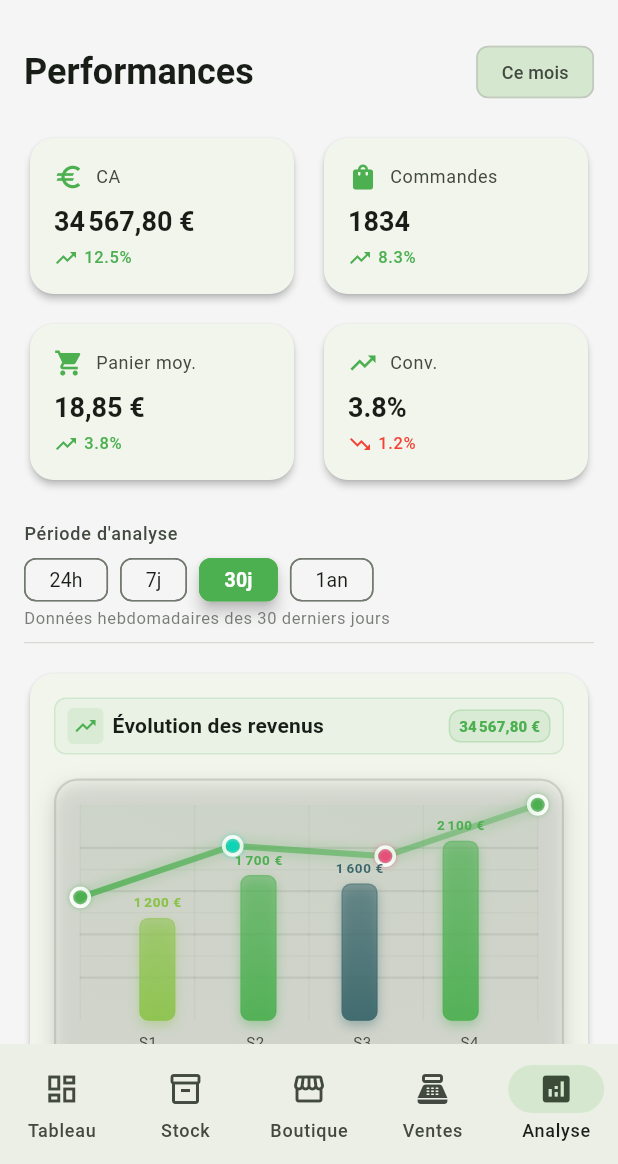
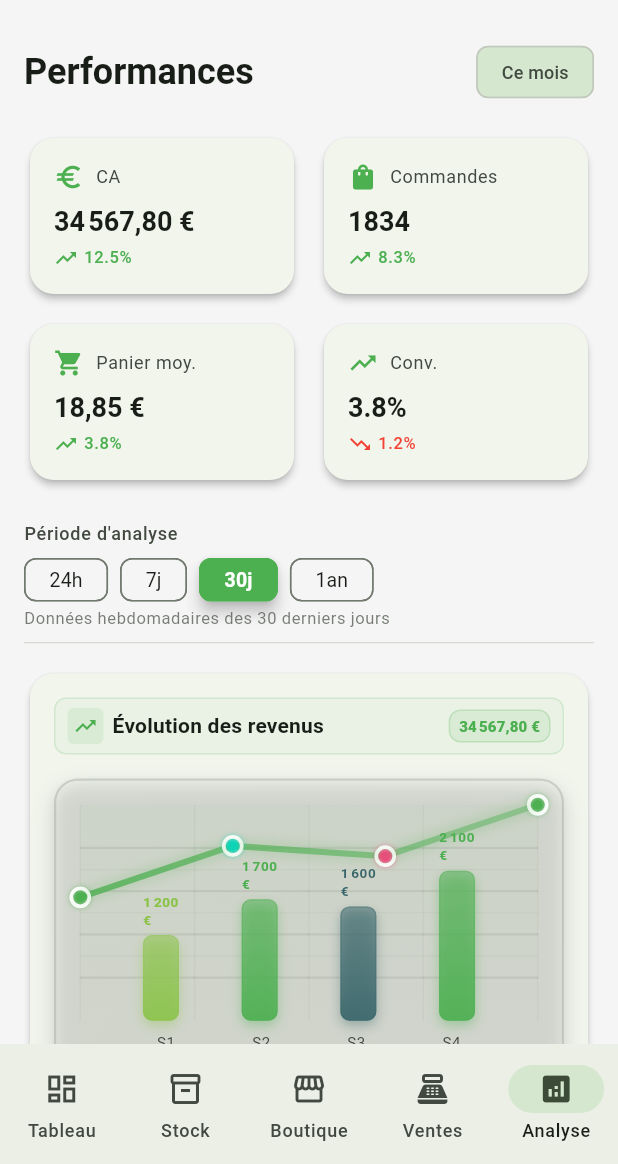
Before and after one commit to SIDIKICONDE/EcoPlates, a Flutter app: the MerchantAnalyticsPage screen opened by its route, after a tap on "24h", after a tap on "7j", after a tap on "30j", on a phone screen of 412 x 824 dp, the part 72-1236 px from its top. Run offline on Flutter 3.47's test engine with Material 3 defaults, Android fonts, the phone set to English and light mode, and no system bars; our stand-ins replace cached_network_image, connectivity_plus, csv, dartz, dio, equatable and 16 more; accounts and stored records are empty; network calls fail.

Commit message:
fix: resolve various linting errors in analytics widgets
- Fix conditional expression in analytics header
- Remove unnecessary toDouble() calls in analytics provider
- Fix SemanticsService import and unawaited usage
- Resolve merchant card property access errors
- Remove extraneous brackets in charts section

```diff
--- a/lib/presentation/widgets/analytics/analytics_header.dart
+++ b/lib/presentation/widgets/analytics/analytics_header.dart
@@ -209,6 +209,7 @@ class AnalyticsHeader extends ConsumerWidget {
                       fontSize: 12,
                     ),
                     overflow: TextOverflow.ellipsis,
+                    maxLines: 1,
                   ),
                 ),
               ],
@@ -216,11 +217,15 @@ class AnalyticsHeader extends ConsumerWidget {
 
             const SizedBox(height: 8),
 
-            Text(
-              value,
-              style: theme.textTheme.headlineSmall?.copyWith(
-                fontWeight: FontWeight.bold,
-                fontSize: 18,
+            FittedBox(
+              fit: BoxFit.scaleDown,
+              alignment: Alignment.centerLeft,
+              child: Text(
+                value,
+                style: theme.textTheme.headlineSmall?.copyWith(
+                  fontWeight: FontWeight.bold,
+                  fontSize: 18,
+                ),
               ),
             ),
 
--- a/lib/presentation/widgets/analytics/charts/constants.dart
+++ b/lib/presentation/widgets/analytics/charts/constants.dart
@@ -10,16 +10,16 @@ class ChartConstants {
   static const double chartContainerHeight = 200;
 
   /// Largeur d'une barre dans le graphique
-  static const double barWidth = 32;
+  static const double barWidth = 24;
 
   /// Largeur d'un label sous les barres (doit correspondre à barWidth)
-  static const double labelWidth = 32;
+  static const double labelWidth = 24;
 
   /// Espacement entre les barres
   static const double barSpacing = 8;
 
   /// Hauteur maximale des barres (en pixels)
-  static const double maxBarHeight = 120;
+  static const double maxBarHeight = 100;
 
   /// Hauteur minimale des barres (pour éviter les barres invisibles)
   static const double minBarHeight = 4;
--- a/lib/presentation/widgets/analytics/charts/reusable_chart.dart
+++ b/lib/presentation/widgets/analytics/charts/reusable_chart.dart
@@ -220,7 +220,9 @@ class _ReusableChartState extends State<ReusableChart> {
             child: LayoutBuilder(
               builder: (context, constraints) {
                 // Calculer la largeur dynamique en fonction du nombre de points
-                final calculatedWidth = ChartConstants.calculateTotalWidth(points.length);
+                final calculatedWidth = ChartConstants.calculateTotalWidth(
+                  points.length,
+                );
                 // Utiliser la largeur du conteneur si elle est plus grande
                 final chartWidth = calculatedWidth > constraints.maxWidth
                     ? calculatedWidth
@@ -287,7 +289,9 @@ class _ReusableChartState extends State<ReusableChart> {
           LayoutBuilder(
             builder: (context, constraints) {
               // Utiliser la même largeur que le graphique au-dessus
-              final calculatedWidth = ChartConstants.calculateTotalWidth(points.length);
+              final calculatedWidth = ChartConstants.calculateTotalWidth(
+                points.length,
+              );
               final chartWidth = calculatedWidth > constraints.maxWidth
                   ? calculatedWidth
                   : constraints.maxWidth;
@@ -305,16 +309,25 @@ class _ReusableChartState extends State<ReusableChart> {
                           mainAxisAlignment: MainAxisAlignment.spaceEvenly,
                           children: points
                               .map(
-                                (point) => SizedBox(
-                                  width: ChartConstants.barWidth + 20,
+                                (point) => Flexible(
+                                  child: Container(
+                                    constraints: const BoxConstraints(
+                                      maxWidth: ChartConstants.barWidth + 20,
+                                    ),
                                     child: Text(
                                       point.label,
-                                    style: theme.textTheme.bodySmall?.copyWith(
-                                      fontSize: ChartConstants.labelFontSize,
-                                      color: theme.colorScheme.onSurfaceVariant,
+                                      style: theme.textTheme.bodySmall
+                                          ?.copyWith(
+                                            fontSize:
+                                                ChartConstants.labelFontSize,
+                                            color: theme
+                                                .colorScheme
+                                                .onSurfaceVariant,
                                           ),
                                       textAlign: TextAlign.center,
                                       overflow: TextOverflow.ellipsis,
+                                      maxLines: 1,
+                                    ),
                                   ),
                                 ),
                               )
@@ -332,9 +345,13 @@ class _ReusableChartState extends State<ReusableChart> {
                                     width: ChartConstants.barWidth,
                                     child: Text(
                                       point.label,
-                                      style: theme.textTheme.bodySmall?.copyWith(
-                                        fontSize: ChartConstants.labelFontSize,
-                                        color: theme.colorScheme.onSurfaceVariant,
+                                      style: theme.textTheme.bodySmall
+                                          ?.copyWith(
+                                            fontSize:
+                                                ChartConstants.labelFontSize,
+                                            color: theme
+                                                .colorScheme
+                                                .onSurfaceVariant,
                                           ),
                                       textAlign: TextAlign.center,
                                       overflow: TextOverflow.ellipsis,
@@ -370,12 +387,28 @@ class _ReusableChartState extends State<ReusableChart> {
 
     final barColor = barColors[pointIndex % barColors.length];
 
+    // Calculer si la barre est suffisamment haute pour afficher le texte au-dessus
+    final clampedBarHeight = barHeight.clamp(
+      ChartConstants.minBarHeight,
+      ChartConstants.maxBarHeight,
+    );
+    final availableSpaceForText =
+        ChartConstants.chartContainerHeight -
+        ChartConstants.chartVerticalPadding * 2 -
+        ChartConstants.gridToLabelsSpacing -
+        clampedBarHeight -
+        ChartConstants.valueToBarSpacing;
+
+    // Ne montrer le texte que s'il y a au moins 15px d'espace disponible
+    final showValueText = availableSpaceForText >= 15;
+
     return SizedBox(
       width: ChartConstants.barWidth,
       child: Column(
         mainAxisAlignment: MainAxisAlignment.end,
         children: [
-          // Valeur au-dessus de la barre
+          // Valeur au-dessus de la barre (seulement si espace suffisant)
+          if (showValueText)
             Text(
               widget.config.valueFormatter(point.value),
               style: theme.textTheme.bodySmall?.copyWith(
@@ -384,14 +417,12 @@ class _ReusableChartState extends State<ReusableChart> {
                 color: barColor,
               ),
             ),
+          if (showValueText)
             const SizedBox(height: ChartConstants.valueToBarSpacing),
           // Barre verticale avec dégradé
           Container(
-            width: ChartConstants.barWidth - ChartConstants.barSpacing,
-            height: barHeight.clamp(
-              ChartConstants.minBarHeight,
-              ChartConstants.maxBarHeight,
-            ),
+            width: ChartConstants.barWidth,
+            height: clampedBarHeight,
             decoration: BoxDecoration(
               gradient: LinearGradient(
                 begin: Alignment.bottomCenter,
```
Lines whose indentation alone changed are shown as unchanged.
